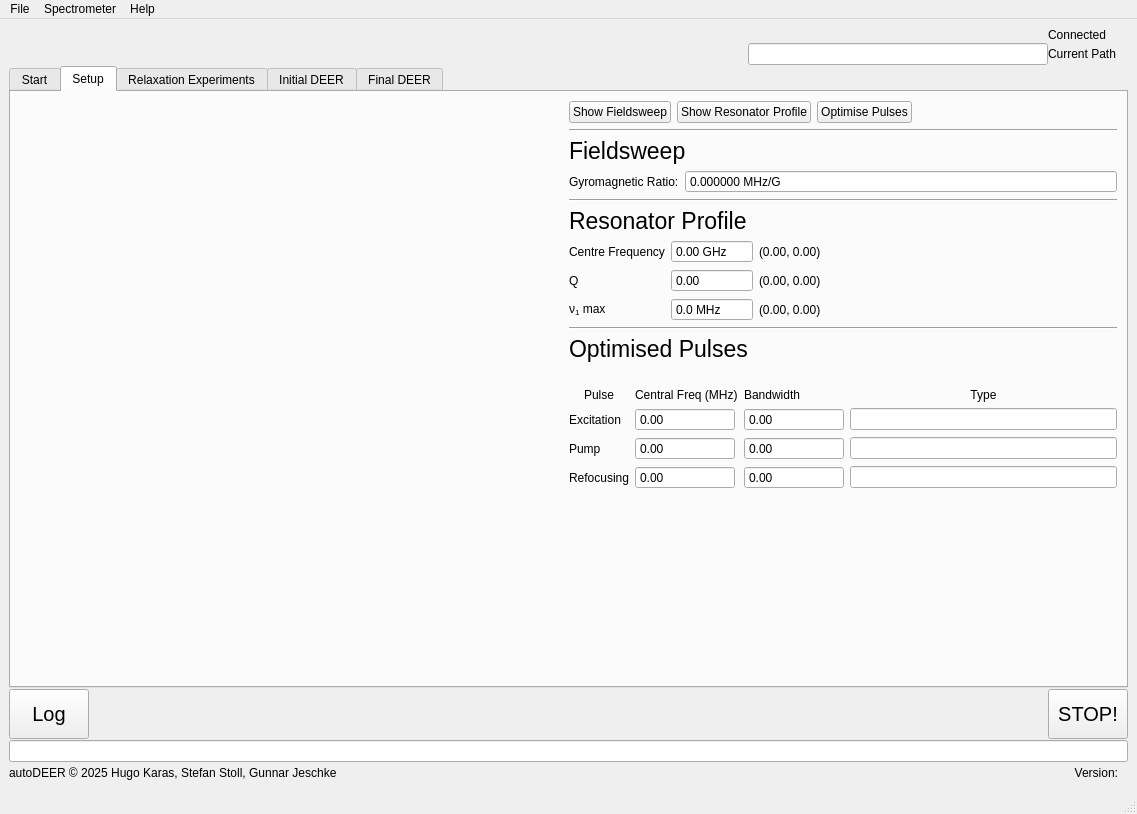
The window that autodeer/gui/gui2.ui (JeschkeLab/autoDEER) describes before a commit, drawn with Qt 5.
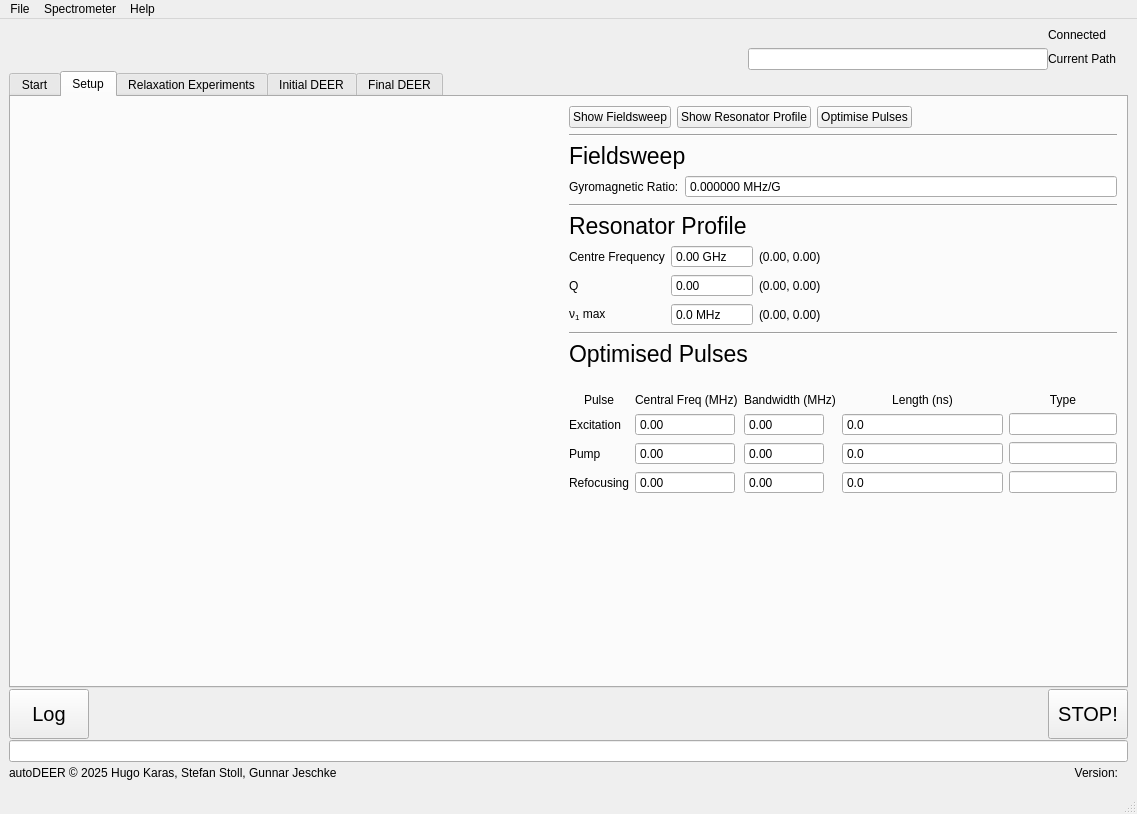
The same window after the commit. The open tabs and pages were chosen to show the change.

What changed in the file:
```diff
--- a/autodeer/gui/gui2.ui
+++ b/autodeer/gui/gui2.ui
@@ -23,7 +23,7 @@
       <item>
        <layout class="QHBoxLayout" name="logobar">
         <property name="spacing">
-         <number>-1</number>
+         <number>6</number>
         </property>
         <property name="sizeConstraint">
          <enum>QLayout::SetDefaultConstraint</enum>
@@ -765,7 +765,7 @@
             <item>
              <layout class="QVBoxLayout" name="verticalLayout_3">
               <property name="spacing">
-               <number>-1</number>
+               <number>6</number>
               </property>
               <item>
                <layout class="QHBoxLayout" name="horizontalLayout_8">
@@ -1022,13 +1022,197 @@
                </widget>
               </item>
               <item>
-               <layout class="QGridLayout" name="gridLayout_2" columnstretch="0,0,0,1">
+               <layout class="QGridLayout" name="gridLayout_2" columnstretch="0,0,0,1,0">
                 <property name="sizeConstraint">
                  <enum>QLayout::SetDefaultConstraint</enum>
                 </property>
                 <property name="topMargin">
                  <number>20</number>
                 </property>
+                <item row="2" column="1">
+                 <widget class="QDoubleSpinBox" name="PumpFreqBox">
+                  <property name="sizePolicy">
+                   <sizepolicy hsizetype="MinimumExpanding" vsizetype="Fixed">
+                    <horstretch>0</horstretch>
+                    <verstretch>0</verstretch>
+                   </sizepolicy>
+                  </property>
+                  <property name="minimumSize">
+                   <size>
+                    <width>100</width>
+                    <height>0</height>
+                   </size>
+                  </property>
+                  <property name="maximumSize">
+                   <size>
+                    <width>80</width>
+                    <height>16777215</height>
+                   </size>
+                  </property>
+                  <property name="readOnly">
+                   <bool>true</bool>
+                  </property>
+                  <property name="buttonSymbols">
+                   <enum>QAbstractSpinBox::NoButtons</enum>
+                  </property>
+                  <property name="minimum">
+                   <double>-1000.000000000000000</double>
+                  </property>
+                  <property name="maximum">
+                   <double>1000.000000000000000</double>
+                  </property>
+                 </widget>
+                </item>
+                <item row="1" column="2">
+                 <widget class="QDoubleSpinBox" name="ExcBWBox">
+                  <property name="sizePolicy">
+                   <sizepolicy hsizetype="MinimumExpanding" vsizetype="Fixed">
+                    <horstretch>0</horstretch>
+                    <verstretch>0</verstretch>
+                   </sizepolicy>
+                  </property>
+                  <property name="minimumSize">
+                   <size>
+                    <width>60</width>
+                    <height>0</height>
+                   </size>
+                  </property>
+                  <property name="maximumSize">
+                   <size>
+                    <width>80</width>
+                    <height>16777215</height>
+                   </size>
+                  </property>
+                  <property name="readOnly">
+                   <bool>true</bool>
+                  </property>
+                  <property name="buttonSymbols">
+                   <enum>QAbstractSpinBox::NoButtons</enum>
+                  </property>
+                  <property name="minimum">
+                   <double>0.000000000000000</double>
+                  </property>
+                  <property name="maximum">
+                   <double>1000.000000000000000</double>
+                  </property>
+                 </widget>
+                </item>
+                <item row="1" column="0">
+                 <widget class="QLabel" name="label_22">
+                  <property name="sizePolicy">
+                   <sizepolicy hsizetype="Minimum" vsizetype="Preferred">
+                    <horstretch>0</horstretch>
+                    <verstretch>0</verstretch>
+                   </sizepolicy>
+                  </property>
+                  <property name="text">
+                   <string>Excitation</string>
+                  </property>
+                 </widget>
+                </item>
+                <item row="2" column="0">
+                 <widget class="QLabel" name="label_26">
+                  <property name="sizePolicy">
+                   <sizepolicy hsizetype="Fixed" vsizetype="Preferred">
+                    <horstretch>0</horstretch>
+                    <verstretch>0</verstretch>
+                   </sizepolicy>
+                  </property>
+                  <property name="text">
+                   <string>Pump</string>
+                  </property>
+                 </widget>
+                </item>
+                <item row="3" column="2">
+                 <widget class="QDoubleSpinBox" name="RefBWBox">
+                  <property name="sizePolicy">
+                   <sizepolicy hsizetype="MinimumExpanding" vsizetype="Fixed">
+                    <horstretch>0</horstretch>
+                    <verstretch>0</verstretch>
+                   </sizepolicy>
+                  </property>
+                  <property name="minimumSize">
+                   <size>
+                    <width>60</width>
+                    <height>0</height>
+                   </size>
+                  </property>
+                  <property name="maximumSize">
+                   <size>
+                    <width>80</width>
+                    <height>16777215</height>
+                   </size>
+                  </property>
+                  <property name="readOnly">
+                   <bool>true</bool>
+                  </property>
+                  <property name="buttonSymbols">
+                   <enum>QAbstractSpinBox::NoButtons</enum>
+                  </property>
+                  <property name="maximum">
+                   <double>1000.000000000000000</double>
+                  </property>
+                 </widget>
+                </item>
+                <item row="1" column="4">
+                 <widget class="QLineEdit" name="ExcTypeLine">
+                  <property name="minimumSize">
+                   <size>
+                    <width>80</width>
+                    <height>0</height>
+                   </size>
+                  </property>
+                  <property name="readOnly">
+                   <bool>true</bool>
+                  </property>
+                 </widget>
+                </item>
+                <item row="2" column="4">
+                 <widget class="QLineEdit" name="PumpTypeLine">
+                  <property name="minimumSize">
+                   <size>
+                    <width>80</width>
+                    <height>0</height>
+                   </size>
+                  </property>
+                  <property name="readOnly">
+                   <bool>true</bool>
+                  </property>
+                 </widget>
+                </item>
+                <item row="3" column="0">
+                 <widget class="QLabel" name="label_27">
+                  <property name="sizePolicy">
+                   <sizepolicy hsizetype="Fixed" vsizetype="Preferred">
+                    <horstretch>0</horstretch>
+                    <verstretch>0</verstretch>
+                   </sizepolicy>
+                  </property>
+                  <property name="text">
+                   <string>Refocusing</string>
+                  </property>
+                 </widget>
+                </item>
+                <item row="0" column="1">
+                 <widget class="QLabel" name="label_24">
+                  <property name="text">
+                   <string>Central Freq (MHz)</string>
+                  </property>
+                 </widget>
+                </item>
+                <item row="3" column="4">
+                 <widget class="QLineEdit" name="RefTypeLine">
+                  <property name="minimumSize">
+                   <size>
+                    <width>80</width>
+                    <height>0</height>
+                   </size>
+                  </property>
+                  <property name="readOnly">
+                   <bool>true</bool>
+                  </property>
+                 </widget>
+                </item>
                 <item row="3" column="1">
                  <widget class="QDoubleSpinBox" name="RefFreqBox">
                   <property name="sizePolicy">
@@ -1063,54 +1247,6 @@
                   </property>
                  </widget>
                 </item>
-                <item row="0" column="3">
-                 <widget class="QLabel" name="label_4">
-                  <property name="text">
-                   <string>Type</string>
-                  </property>
-                  <property name="alignment">
-                   <set>Qt::AlignCenter</set>
-                  </property>
-                 </widget>
-                </item>
-                <item row="0" column="2">
-                 <widget class="QLabel" name="label_25">
-                  <property name="text">
-                   <string>Bandwidth </string>
-                  </property>
-                 </widget>
-                </item>
-                <item row="2" column="2">
-                 <widget class="QDoubleSpinBox" name="PumpBWBox">
-                  <property name="sizePolicy">
-                   <sizepolicy hsizetype="MinimumExpanding" vsizetype="Fixed">
-                    <horstretch>0</horstretch>
-                    <verstretch>0</verstretch>
-                   </sizepolicy>
-                  </property>
-                  <property name="minimumSize">
-                   <size>
-                    <width>100</width>
-                    <height>0</height>
-                   </size>
-                  </property>
-                  <property name="maximumSize">
-                   <size>
-                    <width>80</width>
-                    <height>16777215</height>
-                   </size>
-                  </property>
-                  <property name="readOnly">
-                   <bool>true</bool>
-                  </property>
-                  <property name="buttonSymbols">
-                   <enum>QAbstractSpinBox::NoButtons</enum>
-                  </property>
-                  <property name="maximum">
-                   <double>1000.000000000000000</double>
-                  </property>
-                 </widget>
-                </item>
                 <item row="0" column="0">
                  <widget class="QLabel" name="label_23">
                   <property name="sizePolicy">
@@ -1136,6 +1272,57 @@
                   </property>
                  </widget>
                 </item>
+                <item row="2" column="2">
+                 <widget class="QDoubleSpinBox" name="PumpBWBox">
+                  <property name="sizePolicy">
+                   <sizepolicy hsizetype="MinimumExpanding" vsizetype="Fixed">
+                    <horstretch>0</horstretch>
+                    <verstretch>0</verstretch>
+                   </sizepolicy>
+                  </property>
+                  <property name="minimumSize">
+                   <size>
+                    <width>60</width>
+                    <height>0</height>
+                   </size>
+                  </property>
+                  <property name="maximumSize">
+                   <size>
+                    <width>80</width>
+                    <height>16777215</height>
+                   </size>
+                  </property>
+                  <property name="readOnly">
+                   <bool>true</bool>
+                  </property>
+                  <property name="buttonSymbols">
+                   <enum>QAbstractSpinBox::NoButtons</enum>
+                  </property>
+                  <property name="maximum">
+                   <double>1000.000000000000000</double>
+                  </property>
+                 </widget>
+                </item>
+                <item row="0" column="4">
+                 <widget class="QLabel" name="label_4">
+                  <property name="text">
+                   <string>Type</string>
+                  </property>
+                  <property name="alignment">
+                   <set>Qt::AlignCenter</set>
+                  </property>
+                 </widget>
+                </item>
+                <item row="0" column="2">
+                 <widget class="QLabel" name="label_25">
+                  <property name="text">
+                   <string>Bandwidth (MHz)</string>
+                  </property>
+                  <property name="alignment">
+                   <set>Qt::AlignCenter</set>
+                  </property>
+                 </widget>
+                </item>
                 <item row="1" column="1">
                  <widget class="QDoubleSpinBox" name="ExcFreqBox">
                   <property name="sizePolicy">
@@ -1167,188 +1354,98 @@
                   </property>
                  </widget>
                 </item>
-                <item row="2" column="1">
-                 <widget class="QDoubleSpinBox" name="PumpFreqBox">
-                  <property name="sizePolicy">
-                   <sizepolicy hsizetype="MinimumExpanding" vsizetype="Fixed">
-                    <horstretch>0</horstretch>
-                    <verstretch>0</verstretch>
-                   </sizepolicy>
-                  </property>
-                  <property name="minimumSize">
-                   <size>
-                    <width>100</width>
-                    <height>0</height>
-                   </size>
-                  </property>
-                  <property name="maximumSize">
-                   <size>
-                    <width>80</width>
-                    <height>16777215</height>
-                   </size>
-                  </property>
-                  <property name="readOnly">
-                   <bool>true</bool>
-                  </property>
-                  <property name="buttonSymbols">
-                   <enum>QAbstractSpinBox::NoButtons</enum>
-                  </property>
-                  <property name="minimum">
-                   <double>-1000.000000000000000</double>
-                  </property>
-                  <property name="maximum">
-                   <double>1000.000000000000000</double>
-                  </property>
-                 </widget>
-                </item>
-                <item row="1" column="0">
-                 <widget class="QLabel" name="label_22">
+                <item row="0" column="3">
+                 <widget class="QLabel" name="label_21">
                   <property name="sizePolicy">
                    <sizepolicy hsizetype="Minimum" vsizetype="Preferred">
                     <horstretch>0</horstretch>
                     <verstretch>0</verstretch>
                    </sizepolicy>
                   </property>
-                  <property name="text">
-                   <string>Excitation</string>
-                  </property>
-                 </widget>
-                </item>
-                <item row="2" column="0">
-                 <widget class="QLabel" name="label_26">
-                  <property name="sizePolicy">
-                   <sizepolicy hsizetype="Fixed" vsizetype="Preferred">
-                    <horstretch>0</horstretch>
-                    <verstretch>0</verstretch>
-                   </sizepolicy>
-                  </property>
-                  <property name="text">
-                   <string>Pump</string>
-                  </property>
-                 </widget>
-                </item>
-                <item row="1" column="2">
-                 <widget class="QDoubleSpinBox" name="ExcBWBox">
-                  <property name="sizePolicy">
-                   <sizepolicy hsizetype="MinimumExpanding" vsizetype="Fixed">
-                    <horstretch>0</horstretch>
-                    <verstretch>0</verstretch>
-                   </sizepolicy>
-                  </property>
                   <property name="minimumSize">
                    <size>
-                    <width>100</width>
+                    <width>0</width>
                     <height>0</height>
                    </size>
                   </property>
-                  <property name="maximumSize">
-                   <size>
-                    <width>80</width>
-                    <height>16777215</height>
-                   </size>
-                  </property>
-                  <property name="readOnly">
-                   <bool>true</bool>
-                  </property>
-                  <property name="buttonSymbols">
-                   <enum>QAbstractSpinBox::NoButtons</enum>
-                  </property>
-                  <property name="minimum">
-                   <double>0.000000000000000</double>
-                  </property>
-                  <property name="maximum">
-                   <double>1000.000000000000000</double>
-                  </property>
-                 </widget>
-                </item>
-                <item row="0" column="1">
-                 <widget class="QLabel" name="label_24">
                   <property name="text">
-                   <string>Central Freq (MHz)</string>
+                   <string>Length (ns)</string>
                   </property>
-                 </widget>
-                </item>
-                <item row="3" column="2">
-                 <widget class="QDoubleSpinBox" name="RefBWBox">
-                  <property name="sizePolicy">
-                   <sizepolicy hsizetype="MinimumExpanding" vsizetype="Fixed">
-                    <horstretch>0</horstretch>
-                    <verstretch>0</verstretch>
-                   </sizepolicy>
-                  </property>
-                  <property name="minimumSize">
-                   <size>
-                    <width>100</width>
-                    <height>0</height>
-                   </size>
-                  </property>
-                  <property name="maximumSize">
-                   <size>
-                    <width>80</width>
-                    <height>16777215</height>
-                   </size>
-                  </property>
-                  <property name="readOnly">
-                   <bool>true</bool>
-                  </property>
-                  <property name="buttonSymbols">
-                   <enum>QAbstractSpinBox::NoButtons</enum>
-                  </property>
-                  <property name="maximum">
-                   <double>1000.000000000000000</double>
-                  </property>
-                 </widget>
-                </item>
-                <item row="3" column="0">
-                 <widget class="QLabel" name="label_27">
-                  <property name="sizePolicy">
-                   <sizepolicy hsizetype="Fixed" vsizetype="Preferred">
-                    <horstretch>0</horstretch>
-                    <verstretch>0</verstretch>
-                   </sizepolicy>
-                  </property>
-                  <property name="text">
-                   <string>Refocusing</string>
+                  <property name="alignment">
+                   <set>Qt::AlignCenter</set>
                   </property>
                  </widget>
                 </item>
                 <item row="1" column="3">
-                 <widget class="QLineEdit" name="ExcTypeLine">
+                 <widget class="QDoubleSpinBox" name="ExcLengthBox">
                   <property name="minimumSize">
                    <size>
-                    <width>80</width>
+                    <width>60</width>
                     <height>0</height>
                    </size>
                   </property>
                   <property name="readOnly">
                    <bool>true</bool>
                   </property>
+                  <property name="buttonSymbols">
+                   <enum>QAbstractSpinBox::NoButtons</enum>
+                  </property>
+                  <property name="decimals">
+                   <number>1</number>
+                  </property>
+                  <property name="maximum">
+                   <double>1000.000000000000000</double>
+                  </property>
                  </widget>
                 </item>
                 <item row="2" column="3">
-                 <widget class="QLineEdit" name="PumpTypeLine">
+                 <widget class="QDoubleSpinBox" name="PumpLengthBox">
                   <property name="minimumSize">
                    <size>
-                    <width>80</width>
+                    <width>60</width>
                     <height>0</height>
                    </size>
                   </property>
                   <property name="readOnly">
                    <bool>true</bool>
                   </property>
+                  <property name="buttonSymbols">
+                   <enum>QAbstractSpinBox::NoButtons</enum>
+                  </property>
+                  <property name="decimals">
+                   <number>1</number>
+                  </property>
+                  <property name="maximum">
+                   <double>1000.000000000000000</double>
+                  </property>
                  </widget>
                 </item>
                 <item row="3" column="3">
-                 <widget class="QLineEdit" name="RefTypeLine">
+                 <widget class="QDoubleSpinBox" name="RefLengthBox">
+                  <property name="sizePolicy">
+                   <sizepolicy hsizetype="MinimumExpanding" vsizetype="Fixed">
+                    <horstretch>0</horstretch>
+                    <verstretch>0</verstretch>
+                   </sizepolicy>
+                  </property>
                   <property name="minimumSize">
                    <size>
-                    <width>80</width>
+                    <width>60</width>
                     <height>0</height>
                    </size>
                   </property>
                   <property name="readOnly">
                    <bool>true</bool>
                   </property>
+                  <property name="buttonSymbols">
+                   <enum>QAbstractSpinBox::NoButtons</enum>
+                  </property>
+                  <property name="decimals">
+                   <number>1</number>
+                  </property>
+                  <property name="maximum">
+                   <double>1000.000000000000000</double>
+                  </property>
                  </widget>
                 </item>
                </layout>
```
Left out of the diff: 105 changed lines with no effect on the pictures.
